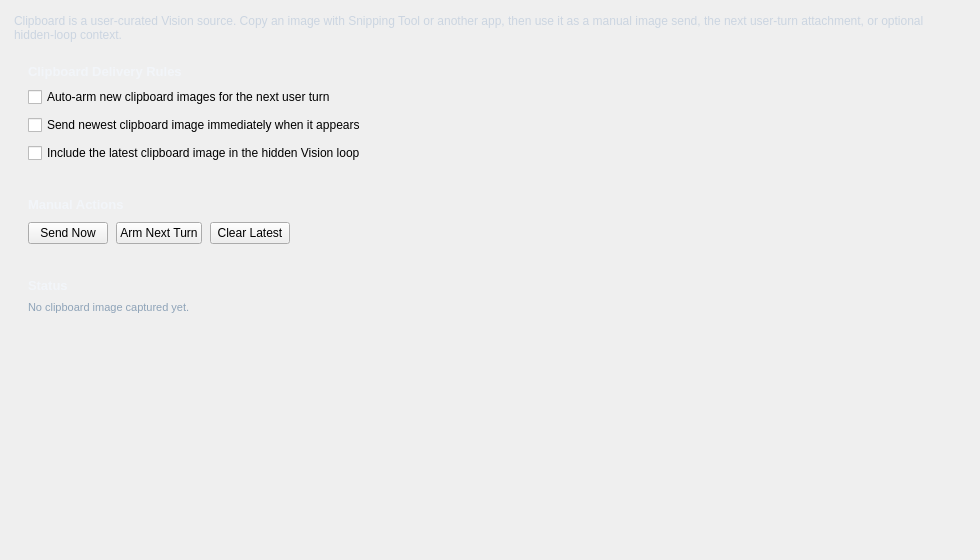
Above: addons/clipboard_source/ui/clipboard_source.ui from Rakile/NeuralCompanion before the change. Below: the same form after it.
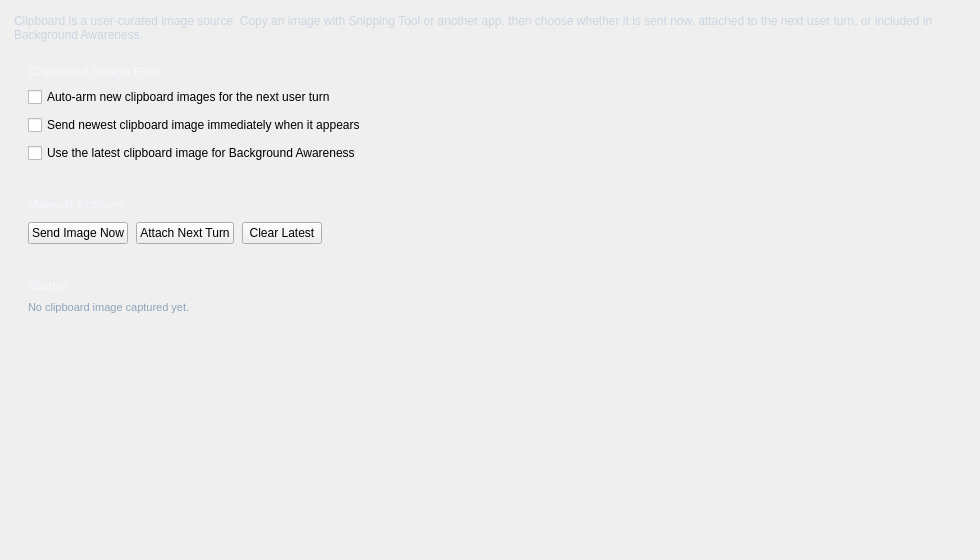
That is the form after the change.

```diff
--- a/addons/clipboard_source/ui/clipboard_source.ui
+++ b/addons/clipboard_source/ui/clipboard_source.ui
@@ -32,7 +32,7 @@
       <string notr="true">color: #cbd5e1;</string>
      </property>
      <property name="text">
-      <string>Clipboard is a user-curated Vision source. Copy an image with Snipping Tool or another app, then use it as a manual image send, the next user-turn attachment, or optional hidden-loop context.</string>
+      <string>Clipboard is a user-curated image source. Copy an image with Snipping Tool or another app, then choose whether it is sent now, attached to the next user turn, or included in Background Awareness.</string>
      </property>
      <property name="wordWrap">
       <bool>true</bool>
@@ -66,7 +66,7 @@
          <string notr="true">font-size: 13px; font-weight: 700; color: #f2f5f9;</string>
         </property>
         <property name="text">
-         <string>Clipboard Delivery Rules</string>
+         <string>Clipboard Image Flow</string>
         </property>
        </widget>
       </item>
@@ -87,7 +87,7 @@
       <item>
        <widget class="QCheckBox" name="clipboard_hidden_loop_checkbox">
         <property name="text">
-         <string>Include the latest clipboard image in the hidden Vision loop</string>
+         <string>Use the latest clipboard image for Background Awareness</string>
         </property>
        </widget>
       </item>
@@ -133,14 +133,14 @@
         <item>
          <widget class="QPushButton" name="btn_clipboard_send_now">
           <property name="text">
-           <string>Send Now</string>
+           <string>Send Image Now</string>
           </property>
          </widget>
         </item>
         <item>
          <widget class="QPushButton" name="btn_clipboard_arm_next_turn">
           <property name="text">
-           <string>Arm Next Turn</string>
+           <string>Attach Next Turn</string>
           </property>
          </widget>
         </item>
```
